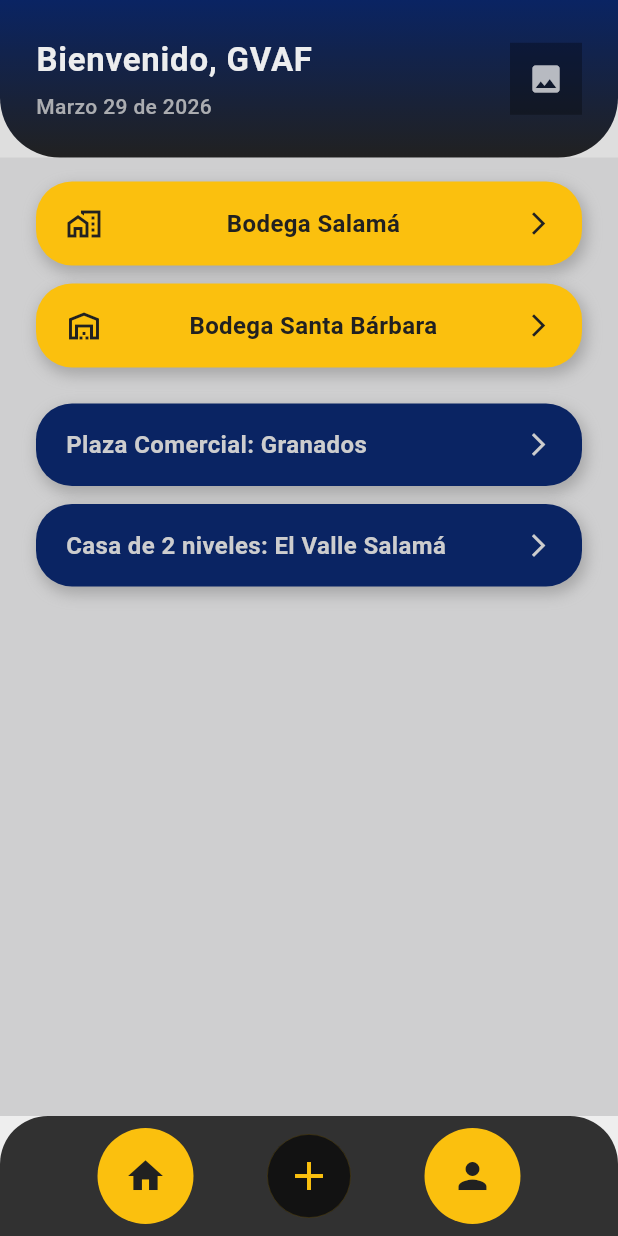
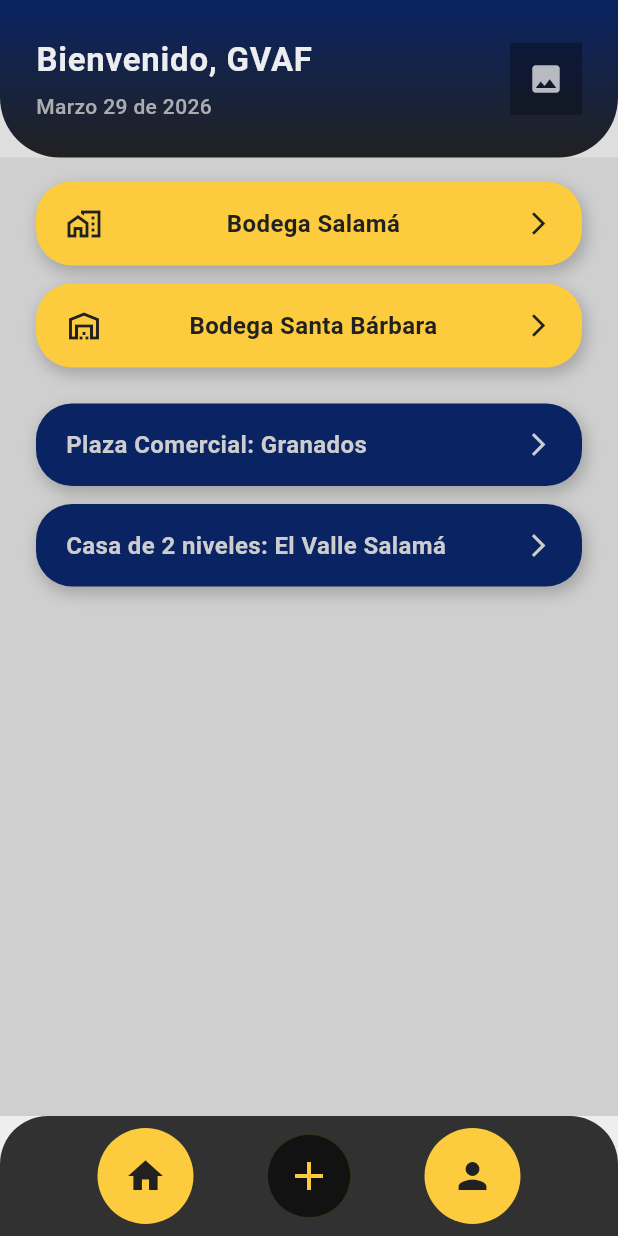
Before and after one commit to GV4F/MyH_Inventory, a Flutter app: the screen it shows after launch, on a phone screen of 412 x 824 dp. Run offline on Flutter 3.47's test engine with Material 3 defaults, Android fonts, the phone set to English and light mode, and no system bars; our stand-ins replace go_router; Roboto replaces fonts that are missing (Bree serif, Montserrat).

Commit message:
Change the yellow main color

```diff
--- a/lib/main.dart
+++ b/lib/main.dart
@@ -22,7 +22,7 @@ class MainApp extends StatelessWidget {
 
         // : 3. Main Color Scheme
         colorScheme: const ColorScheme.dark(
-          primary: Color(0xFFFBC00E),
+          primary: Color(0xFFFCCC3E),
           secondary: Color(0xFF0A2463),
           tertiary: Color(0xFECECECE),
           surface: Color(0xFF212121),
```
